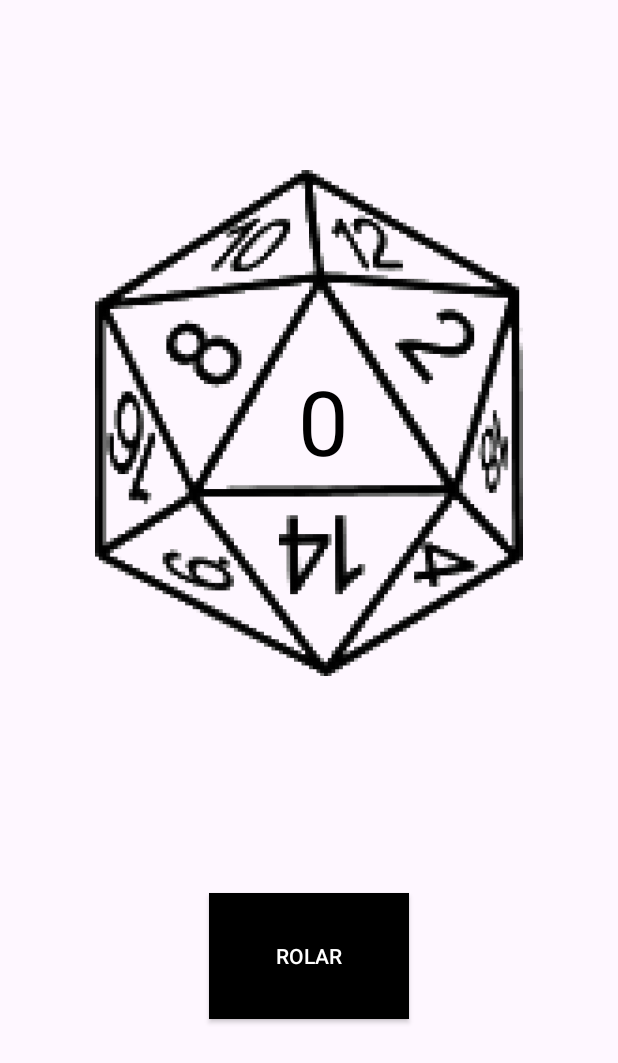
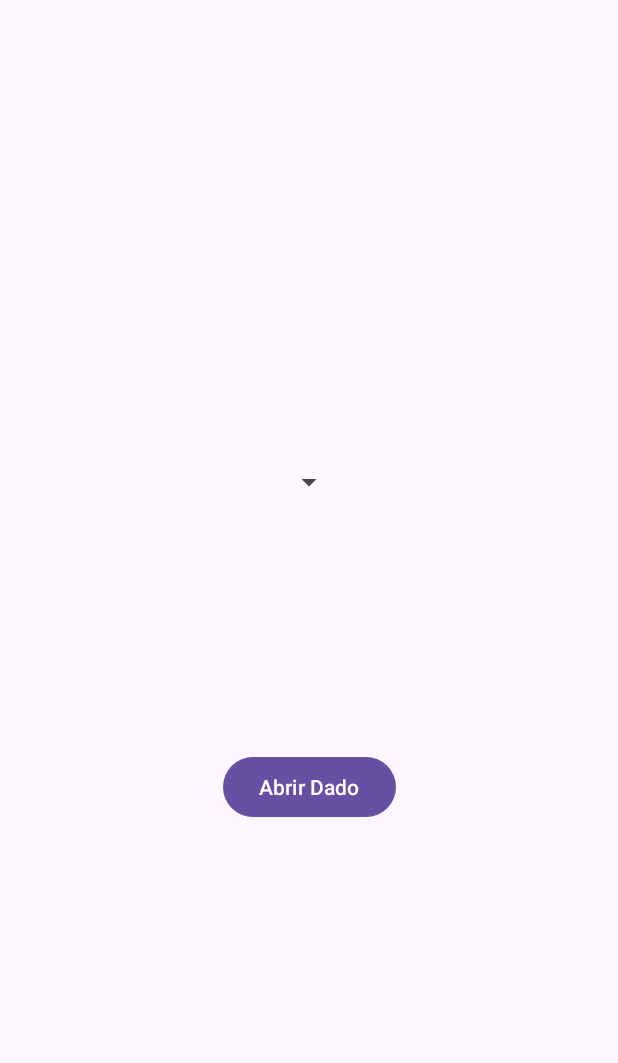
Before and after one commit to MiqueiasFBarros/Golden_Dice, an Android app: the layout activity_main.xml on its own in the app's theme, with its tools: preview values and no code run, on a phone screen of 412 x 824 dp. Shown: the top 1063 px of the screen. Run offline under Robolectric (Android 15) with nearby library versions, the phone set to English and light mode, and no system bars.

Commit message:
add new functions

```diff
--- a/app/src/main/AndroidManifest.xml
+++ b/app/src/main/AndroidManifest.xml
@@ -13,6 +13,9 @@
         android:theme="@style/Theme.GoldenDice"
         tools:targetApi="31">
         <activity
+            android:name=".D20"
+            android:exported="false" />
+        <activity
             android:name=".MainActivity"
             android:exported="true">
             <intent-filter>
--- a/app/src/main/res/layout/activity_main.xml
+++ b/app/src/main/res/layout/activity_main.xml
@@ -1,50 +1,29 @@
 <?xml version="1.0" encoding="utf-8"?>
-<androidx.constraintlayout.widget.ConstraintLayout xmlns:android="http://schemas.android.com/apk/res/android"
-    xmlns:app="http://schemas.android.com/apk/res-auto"
+<RelativeLayout xmlns:android="http://schemas.android.com/apk/res/android"
     xmlns:tools="http://schemas.android.com/tools"
     android:layout_width="match_parent"
     android:layout_height="match_parent"
     tools:context=".MainActivity">
 
-
-    <ImageView
-        android:id="@+id/diceImage"
-        android:layout_width="285dp"
-        android:layout_height="337dp"
-        android:src="@drawable/d429eeb9da5f3f484915c0226324f966"
-        app:layout_constraintBottom_toBottomOf="parent"
-        app:layout_constraintEnd_toEndOf="parent"
-        app:layout_constraintStart_toStartOf="parent"
-        app:layout_constraintTop_toTopOf="parent"
-        app:layout_constraintVertical_bias="0.233" />
-
-    <TextView
-        android:id="@+id/resultText"
+    <Spinner
+        android:id="@+id/spinner"
         android:layout_width="wrap_content"
         android:layout_height="wrap_content"
-        android:gravity="center"
-        android:text="0"
-        android:textColor="#000000"
-        android:textSize="60sp"
-        android:visibility="visible"
-        app:layout_constraintBottom_toBottomOf="@id/diceImage"
-        app:layout_constraintEnd_toEndOf="parent"
-        app:layout_constraintHorizontal_bias="0.525"
-        app:layout_constraintStart_toStartOf="parent"
-        app:layout_constraintTop_toTopOf="@+id/diceImage"
-        app:layout_constraintVertical_bias="0.494" />
+        android:layout_above="@+id/openD20DButton"
+        android:layout_centerHorizontal="true"
+        android:layout_marginTop="16dp"
+        android:layout_marginBottom="155dp"
+        android:minHeight="48dp" />
 
-    <androidx.appcompat.widget.AppCompatButton
-        android:id="@+id/rollButton"
-        android:layout_width="133dp"
-        android:layout_height="84dp"
-        android:text="Rolar"
-        android:textColor="@color/white"
-        android:background="@drawable/background_button"
-        app:layout_constraintBottom_toBottomOf="parent"
-        app:layout_constraintEnd_toEndOf="parent"
-        app:layout_constraintStart_toStartOf="parent"
-        app:layout_constraintTop_toBottomOf="@id/diceImage" />
+    <Button
+        android:id="@+id/openD20DButton"
+        android:layout_width="wrap_content"
+        android:layout_height="wrap_content"
+        android:layout_alignParentEnd="true"
+        android:layout_alignParentBottom="true"
+        android:layout_centerHorizontal="true"
+        android:layout_marginEnd="148dp"
+        android:layout_marginBottom="275dp"
+        android:text="Abrir Dado" />
 
-
-</androidx.constraintlayout.widget.ConstraintLayout>
+</RelativeLayout>
```
Also changed, not shown: app/src/main/java/com/mb/dev/goldendice/BaseDiceActivity.java (added, +58 -0 lines), app/src/main/java/com/mb/dev/goldendice/D20.java (added, +31 -0 lines), app/src/main/java/com/mb/dev/goldendice/MainActivity.java (+85 -26 lines), app/src/main/res/layout/activity_d20.xml (added, +66 -0 lines).
